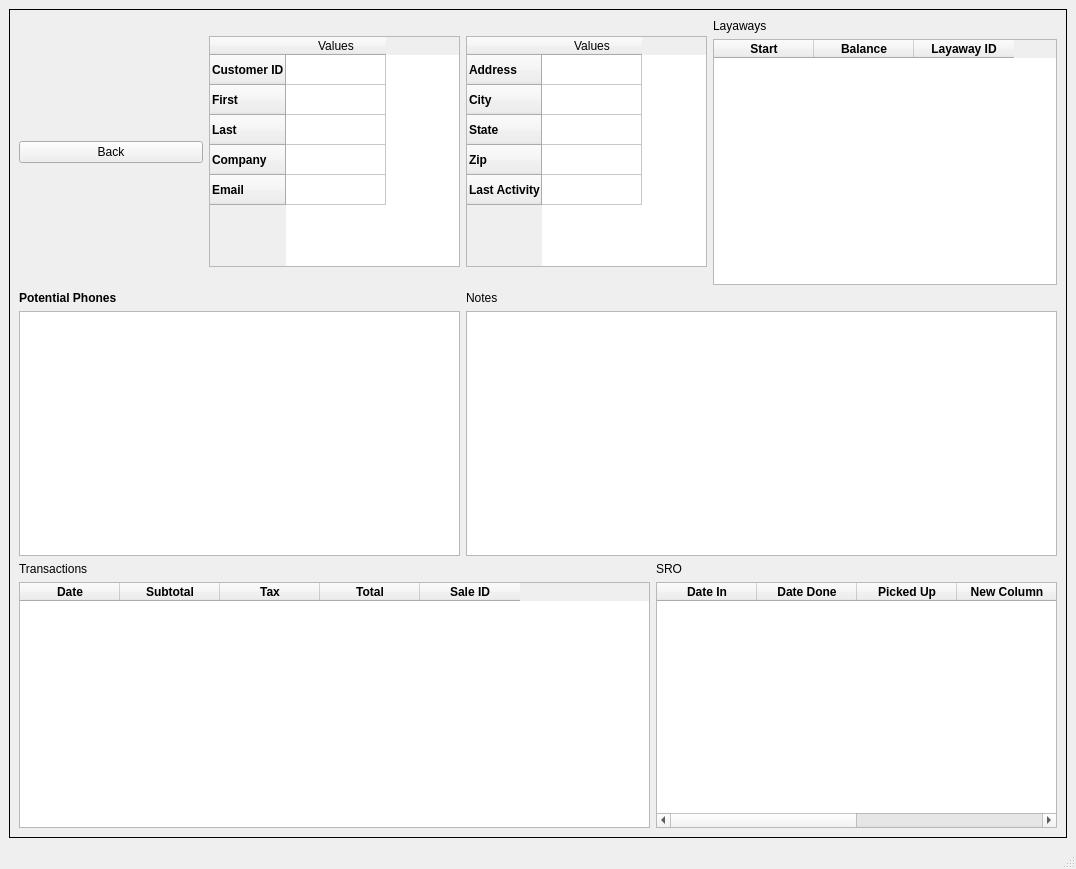
First picture: the form in src/screens/ui_files/main_window.ui, repository cplant1776/JMM-DB-Viewer, before the edit.
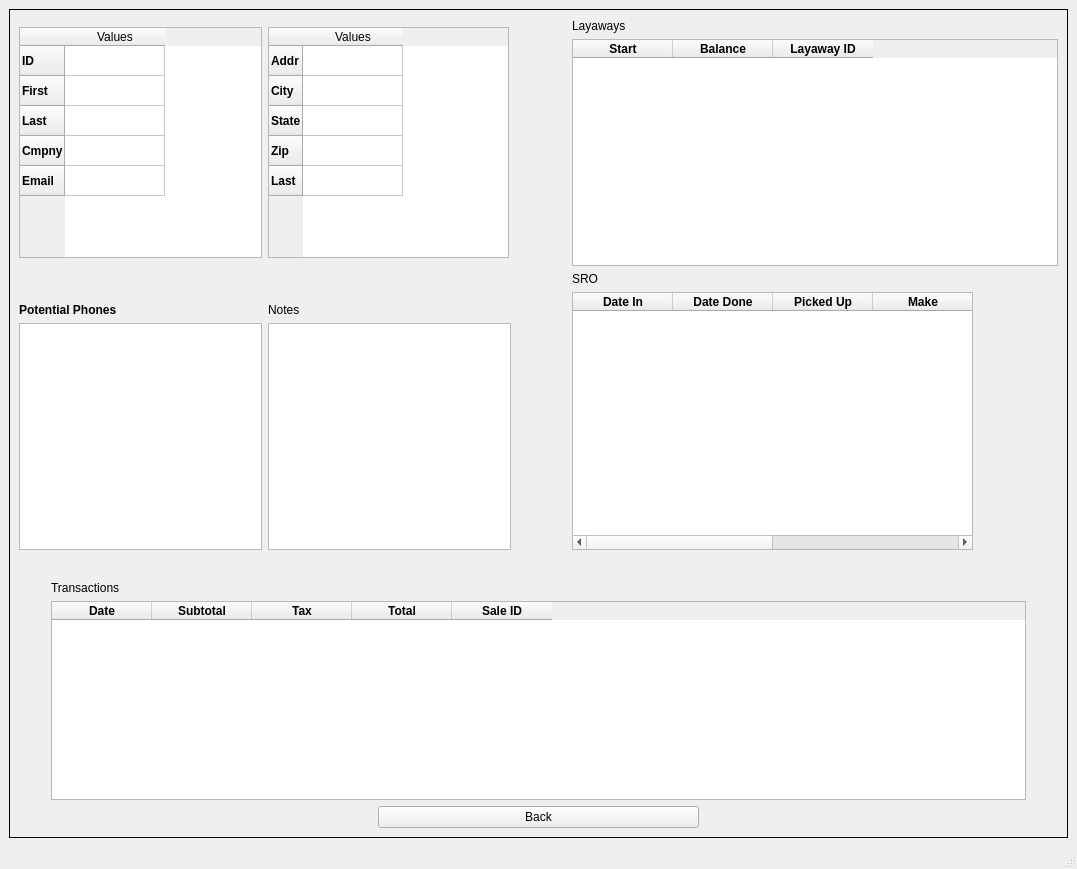
Second picture: the form after the edit. The open tabs and pages were chosen to show the change.

Commit message: Made screen layouts more consistent

```diff
--- a/src/screens/ui_files/main_window.ui
+++ b/src/screens/ui_files/main_window.ui
@@ -6,7 +6,7 @@
    <rect>
     <x>0</x>
     <y>0</y>
-    <width>1076</width>
+    <width>1077</width>
     <height>869</height>
    </rect>
   </property>
@@ -765,15 +765,8 @@
        </layout>
       </widget>
       <widget class="QWidget" name="customer_page">
-       <layout class="QGridLayout" name="gridLayout_10">
+       <layout class="QGridLayout" name="gridLayout_15" rowstretch="10,1,10,1,10" columnstretch="5,5,1,10">
         <item row="0" column="0">
-         <widget class="QPushButton" name="back_btn_customer">
-          <property name="text">
-           <string>Back</string>
-          </property>
-         </widget>
-        </item>
-        <item row="0" column="1">
          <widget class="QTableWidget" name="customer_table_1">
           <property name="maximumSize">
            <size>
@@ -783,7 +776,7 @@
           </property>
           <row>
            <property name="text">
-            <string>Customer ID</string>
+            <string>ID</string>
            </property>
            <property name="font">
             <font>
@@ -816,7 +809,7 @@
           </row>
           <row>
            <property name="text">
-            <string>Company</string>
+            <string>Cmpny</string>
            </property>
            <property name="font">
             <font>
@@ -843,9 +836,7 @@
           </column>
          </widget>
         </item>
-        <item row="0" column="2" colspan="2">
-         <layout class="QHBoxLayout" name="horizontalLayout_4">
-          <item>
+        <item row="0" column="1">
            <widget class="QTableWidget" name="customer_table_2">
             <property name="maximumSize">
              <size>
@@ -855,7 +846,7 @@
             </property>
             <row>
              <property name="text">
-              <string>Address</string>
+            <string>Addr</string>
              </property>
              <property name="font">
               <font>
@@ -899,7 +890,7 @@
             </row>
             <row>
              <property name="text">
-              <string>Last Activity</string>
+            <string>Last</string>
              </property>
              <property name="font">
               <font>
@@ -915,8 +906,21 @@
             </column>
            </widget>
           </item>
-          <item>
-           <layout class="QVBoxLayout" name="verticalLayout_17">
+        <item row="0" column="2">
+         <spacer name="horizontalSpacer_17">
+          <property name="orientation">
+           <enum>Qt::Horizontal</enum>
+          </property>
+          <property name="sizeHint" stdset="0">
+           <size>
+            <width>46</width>
+            <height>20</height>
+           </size>
+          </property>
+         </spacer>
+        </item>
+        <item row="0" column="3">
+         <layout class="QVBoxLayout" name="verticalLayout_4">
             <item>
              <widget class="QLabel" name="label_16">
               <property name="text">
@@ -926,6 +930,9 @@
             </item>
             <item>
              <widget class="QTableWidget" name="layaways_table">
+            <property name="sizeAdjustPolicy">
+             <enum>QAbstractScrollArea::AdjustToContents</enum>
+            </property>
               <column>
                <property name="text">
                 <string>Start</string>
@@ -963,10 +970,108 @@
             </item>
            </layout>
           </item>
+        <item row="1" column="0">
+         <spacer name="verticalSpacer_14">
+          <property name="orientation">
+           <enum>Qt::Vertical</enum>
+          </property>
+          <property name="sizeHint" stdset="0">
+           <size>
+            <width>20</width>
+            <height>20</height>
+           </size>
+          </property>
+         </spacer>
+        </item>
+        <item row="1" column="3" rowspan="2">
+         <layout class="QVBoxLayout" name="verticalLayout_17">
+          <item>
+           <widget class="QLabel" name="label_11">
+            <property name="text">
+             <string>SRO</string>
+            </property>
+           </widget>
+          </item>
+          <item>
+           <widget class="QTableWidget" name="sro_table">
+            <property name="maximumSize">
+             <size>
+              <width>401</width>
+              <height>16777215</height>
+             </size>
+            </property>
+            <column>
+             <property name="text">
+              <string>Date In</string>
+             </property>
+             <property name="font">
+              <font>
+               <weight>75</weight>
+               <bold>true</bold>
+              </font>
+             </property>
+            </column>
+            <column>
+             <property name="text">
+              <string>Date Done</string>
+             </property>
+             <property name="font">
+              <font>
+               <weight>75</weight>
+               <bold>true</bold>
+              </font>
+             </property>
+            </column>
+            <column>
+             <property name="text">
+              <string>Picked Up</string>
+             </property>
+             <property name="font">
+              <font>
+               <weight>75</weight>
+               <bold>true</bold>
+              </font>
+             </property>
+            </column>
+            <column>
+             <property name="text">
+              <string>Make</string>
+             </property>
+             <property name="font">
+              <font>
+               <weight>75</weight>
+               <bold>true</bold>
+              </font>
+             </property>
+            </column>
+            <column>
+             <property name="text">
+              <string>Model</string>
+             </property>
+             <property name="font">
+              <font>
+               <weight>75</weight>
+               <bold>true</bold>
+              </font>
+             </property>
+            </column>
+            <column>
+             <property name="text">
+              <string>SRO ID</string>
+             </property>
+             <property name="font">
+              <font>
+               <weight>75</weight>
+               <bold>true</bold>
+              </font>
+             </property>
+            </column>
+           </widget>
+          </item>
          </layout>
         </item>
-        <item row="1" column="0" colspan="2">
-         <layout class="QVBoxLayout" name="verticalLayout_6">
+        <item row="2" column="0">
+         <layout class="QVBoxLayout" name="verticalLayout_5">
           <item>
            <widget class="QLabel" name="label_10">
             <property name="text">
@@ -979,8 +1084,8 @@
           </item>
          </layout>
         </item>
-        <item row="1" column="2" colspan="2">
-         <layout class="QVBoxLayout" name="verticalLayout_5">
+        <item row="2" column="1">
+         <layout class="QVBoxLayout" name="verticalLayout_6">
           <item>
            <widget class="QLabel" name="label_12">
             <property name="text">
@@ -993,7 +1098,48 @@
           </item>
          </layout>
         </item>
-        <item row="2" column="0" colspan="3">
+        <item row="2" column="2">
+         <spacer name="horizontalSpacer_16">
+          <property name="orientation">
+           <enum>Qt::Horizontal</enum>
+          </property>
+          <property name="sizeHint" stdset="0">
+           <size>
+            <width>46</width>
+            <height>20</height>
+           </size>
+          </property>
+         </spacer>
+        </item>
+        <item row="3" column="3">
+         <spacer name="verticalSpacer_13">
+          <property name="orientation">
+           <enum>Qt::Vertical</enum>
+          </property>
+          <property name="sizeHint" stdset="0">
+           <size>
+            <width>20</width>
+            <height>20</height>
+           </size>
+          </property>
+         </spacer>
+        </item>
+        <item row="4" column="0" colspan="4">
+         <layout class="QGridLayout" name="gridLayout_10" rowstretch="10,10" columnstretch="1,10,10,10,1">
+          <item row="0" column="0">
+           <spacer name="horizontalSpacer_15">
+            <property name="orientation">
+             <enum>Qt::Horizontal</enum>
+            </property>
+            <property name="sizeHint" stdset="0">
+             <size>
+              <width>129</width>
+              <height>17</height>
+             </size>
+            </property>
+           </spacer>
+          </item>
+          <item row="0" column="1" colspan="3">
          <layout class="QVBoxLayout" name="verticalLayout_7">
           <item>
            <widget class="QLabel" name="label_13">
@@ -1069,90 +1215,51 @@
           </item>
          </layout>
         </item>
-        <item row="2" column="3">
-         <layout class="QVBoxLayout" name="verticalLayout_4">
-          <item>
-           <widget class="QLabel" name="label_11">
-            <property name="text">
-             <string>SRO</string>
+          <item row="0" column="4">
+           <spacer name="horizontalSpacer_14">
+            <property name="orientation">
+             <enum>Qt::Horizontal</enum>
             </property>
-           </widget>
-          </item>
-          <item>
-           <widget class="QTableWidget" name="sro_table">
-            <property name="maximumSize">
+            <property name="sizeHint" stdset="0">
              <size>
-              <width>401</width>
-              <height>16777215</height>
+              <width>40</width>
+              <height>20</height>
              </size>
             </property>
-            <column>
-             <property name="text">
-              <string>Date In</string>
-             </property>
-             <property name="font">
-              <font>
-               <weight>75</weight>
-               <bold>true</bold>
-              </font>
-             </property>
-            </column>
-            <column>
+           </spacer>
+          </item>
+          <item row="1" column="1">
+           <spacer name="horizontalSpacer_18">
+            <property name="orientation">
+             <enum>Qt::Horizontal</enum>
+            </property>
+            <property name="sizeHint" stdset="0">
+             <size>
+              <width>40</width>
+              <height>20</height>
+             </size>
+            </property>
+           </spacer>
+          </item>
+          <item row="1" column="2">
+           <widget class="QPushButton" name="back_btn_customer">
              <property name="text">
-              <string>Date Done</string>
-             </property>
-             <property name="font">
-              <font>
-               <weight>75</weight>
-               <bold>true</bold>
-              </font>
-             </property>
-            </column>
-            <column>
-             <property name="text">
-              <string>Picked Up</string>
-             </property>
-             <property name="font">
-              <font>
-               <weight>75</weight>
-               <bold>true</bold>
-              </font>
-             </property>
-            </column>
-            <column>
-             <property name="text">
-              <string>New Column</string>
-             </property>
-             <property name="font">
-              <font>
-               <weight>75</weight>
-               <bold>true</bold>
-              </font>
-             </property>
-            </column>
-            <column>
-             <property name="text">
-              <string>Make</string>
-             </property>
-             <property name="font">
-              <font>
-               <weight>75</weight>
-               <bold>true</bold>
-              </font>
-             </property>
-            </column>
-            <column>
-             <property name="text">
-              <string>SRO ID</string>
-             </property>
-             <property name="font">
-              <font>
-               <weight>75</weight>
-               <bold>true</bold>
-              </font>
-             </property>
-            </column>
-           </widget>
+             <string>Back</string>
+            </property>
+           </widget>
+          </item>
+          <item row="1" column="3">
+           <spacer name="horizontalSpacer_19">
+            <property name="orientation">
+             <enum>Qt::Horizontal</enum>
+            </property>
+            <property name="sizeHint" stdset="0">
+             <size>
+              <width>40</width>
+              <height>20</height>
+             </size>
+            </property>
+           </spacer>
           </item>
          </layout>
         </item>
```
Left out of the diff: 425 changed lines with no effect on the pictures. Lines whose indentation alone changed are shown as unchanged. The commit also changes 2 other files.
